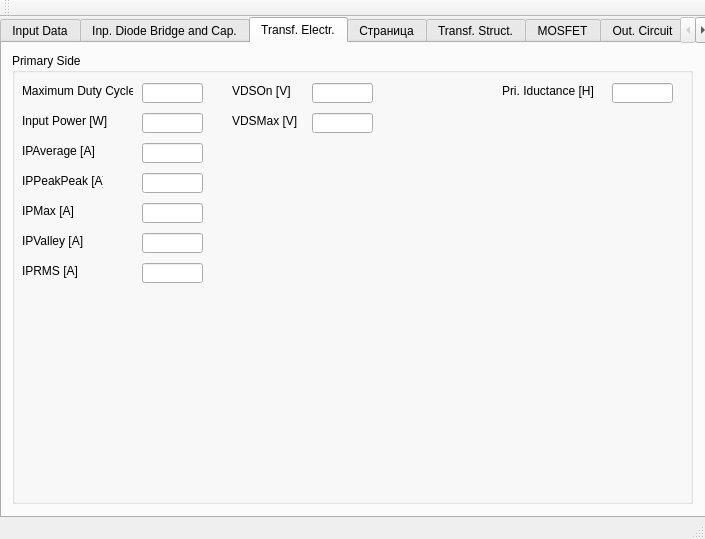
First picture: the form in FLySMPS/FLySMPS.ui, repository aemeltsev/FLySMPS, before the edit.
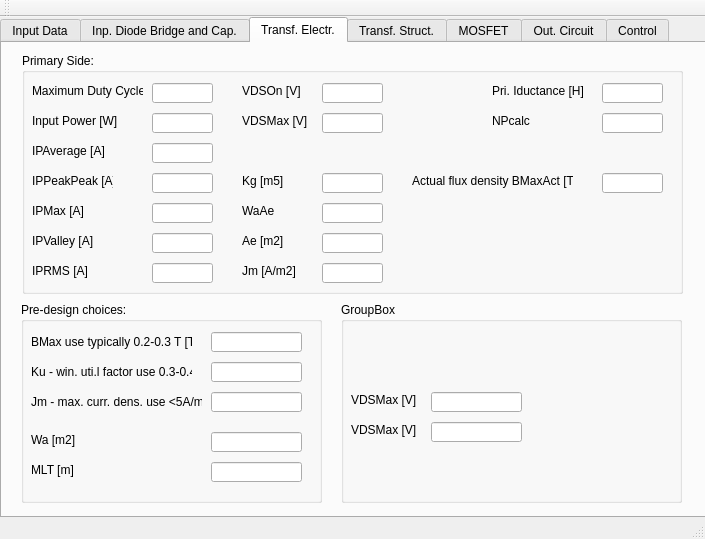
Second picture: the form after the edit.

Commit message:
add FlyTransformer(); prototype methods
add FlyTransformer(); prototype methods

```diff
--- a/FLySMPS/FLySMPS.ui
+++ b/FLySMPS/FLySMPS.ui
@@ -1274,14 +1274,14 @@
      <widget class="QGroupBox" name="groupBox_7">
       <property name="geometry">
        <rect>
-        <x>10</x>
+        <x>20</x>
         <y>10</y>
-        <width>681</width>
-        <height>451</height>
+        <width>661</width>
+        <height>241</height>
        </rect>
       </property>
       <property name="title">
-       <string>Primary Side</string>
+       <string>Primary Side:</string>
       </property>
       <widget class="QLineEdit" name="lineEdit_52">
        <property name="geometry">
@@ -1309,7 +1309,7 @@
       <widget class="QLabel" name="label_53">
        <property name="geometry">
         <rect>
-         <x>490</x>
+         <x>470</x>
          <y>30</y>
          <width>91</width>
          <height>16</height>
@@ -1322,7 +1322,7 @@
       <widget class="QLineEdit" name="lineEdit_51">
        <property name="geometry">
         <rect>
-         <x>600</x>
+         <x>580</x>
          <y>30</y>
          <width>61</width>
          <height>20</height>
@@ -1513,12 +1513,332 @@
         <string>IPRMS [A]</string>
        </property>
       </widget>
+      <widget class="QLineEdit" name="lineEdit_64">
+       <property name="geometry">
+        <rect>
+         <x>300</x>
+         <y>150</y>
+         <width>61</width>
+         <height>20</height>
+        </rect>
+       </property>
+      </widget>
+      <widget class="QLineEdit" name="lineEdit_65">
+       <property name="geometry">
+        <rect>
+         <x>300</x>
+         <y>180</y>
+         <width>61</width>
+         <height>20</height>
+        </rect>
+       </property>
+      </widget>
+      <widget class="QLineEdit" name="lineEdit_66">
+       <property name="geometry">
+        <rect>
+         <x>300</x>
+         <y>210</y>
+         <width>61</width>
+         <height>20</height>
+        </rect>
+       </property>
+      </widget>
+      <widget class="QLabel" name="label_65">
+       <property name="geometry">
+        <rect>
+         <x>220</x>
+         <y>120</y>
+         <width>51</width>
+         <height>16</height>
+        </rect>
+       </property>
+       <property name="text">
+        <string>Kg [m5]</string>
+       </property>
+      </widget>
+      <widget class="QLabel" name="label_66">
+       <property name="geometry">
+        <rect>
+         <x>220</x>
+         <y>180</y>
+         <width>51</width>
+         <height>16</height>
+        </rect>
+       </property>
+       <property name="text">
+        <string>Ae [m2]</string>
+       </property>
+      </widget>
+      <widget class="QLabel" name="label_67">
+       <property name="geometry">
+        <rect>
+         <x>220</x>
+         <y>150</y>
+         <width>41</width>
+         <height>16</height>
+        </rect>
+       </property>
+       <property name="text">
+        <string>WaAe</string>
+       </property>
+      </widget>
+      <widget class="QLabel" name="label_70">
+       <property name="geometry">
+        <rect>
+         <x>220</x>
+         <y>210</y>
+         <width>61</width>
+         <height>16</height>
+        </rect>
+       </property>
+       <property name="text">
+        <string>Jm [A/m2]</string>
+       </property>
+      </widget>
+      <widget class="QLineEdit" name="lineEdit_69">
+       <property name="geometry">
+        <rect>
+         <x>300</x>
+         <y>120</y>
+         <width>61</width>
+         <height>20</height>
+        </rect>
+       </property>
+      </widget>
+      <widget class="QLabel" name="label_71">
+       <property name="geometry">
+        <rect>
+         <x>390</x>
+         <y>120</y>
+         <width>161</width>
+         <height>16</height>
+        </rect>
+       </property>
+       <property name="text">
+        <string>Actual flux density BMaxAct [T]</string>
+       </property>
+      </widget>
+      <widget class="QLineEdit" name="lineEdit_70">
+       <property name="geometry">
+        <rect>
+         <x>580</x>
+         <y>120</y>
+         <width>61</width>
+         <height>20</height>
+        </rect>
+       </property>
+      </widget>
+      <widget class="QLineEdit" name="lineEdit_73">
+       <property name="geometry">
+        <rect>
+         <x>580</x>
+         <y>60</y>
+         <width>61</width>
+         <height>20</height>
+        </rect>
+       </property>
+      </widget>
+      <widget class="QLabel" name="label_74">
+       <property name="geometry">
+        <rect>
+         <x>470</x>
+         <y>60</y>
+         <width>91</width>
+         <height>16</height>
+        </rect>
+       </property>
+       <property name="text">
+        <string>NPcalc</string>
+       </property>
+      </widget>
      </widget>
-    </widget>
-    <widget class="QWidget" name="tab_8">
-     <attribute name="title">
-      <string>Страница</string>
-     </attribute>
+     <widget class="QGroupBox" name="groupBox_8">
+      <property name="geometry">
+       <rect>
+        <x>19</x>
+        <y>259</y>
+        <width>301</width>
+        <height>201</height>
+       </rect>
+      </property>
+      <property name="title">
+       <string>Pre-design choices:</string>
+      </property>
+      <widget class="QLabel" name="label_62">
+       <property name="geometry">
+        <rect>
+         <x>10</x>
+         <y>30</y>
+         <width>161</width>
+         <height>20</height>
+        </rect>
+       </property>
+       <property name="text">
+        <string>BMax use typically 0.2-0.3 T [T]</string>
+       </property>
+      </widget>
+      <widget class="QLineEdit" name="lineEdit_62">
+       <property name="geometry">
+        <rect>
+         <x>190</x>
+         <y>60</y>
+         <width>91</width>
+         <height>20</height>
+        </rect>
+       </property>
+      </widget>
+      <widget class="QLabel" name="label_63">
+       <property name="geometry">
+        <rect>
+         <x>10</x>
+         <y>60</y>
+         <width>161</width>
+         <height>20</height>
+        </rect>
+       </property>
+       <property name="text">
+        <string>Ku - win. uti.l factor use 0.3-0.4</string>
+       </property>
+      </widget>
+      <widget class="QLineEdit" name="lineEdit_63">
+       <property name="geometry">
+        <rect>
+         <x>190</x>
+         <y>90</y>
+         <width>91</width>
+         <height>20</height>
+        </rect>
+       </property>
+      </widget>
+      <widget class="QLabel" name="label_64">
+       <property name="geometry">
+        <rect>
+         <x>10</x>
+         <y>90</y>
+         <width>171</width>
+         <height>20</height>
+        </rect>
+       </property>
+       <property name="text">
+        <string>Jm - max. curr. dens. use &lt;5A/m2</string>
+       </property>
+      </widget>
+      <widget class="QLineEdit" name="lineEdit_61">
+       <property name="geometry">
+        <rect>
+         <x>190</x>
+         <y>30</y>
+         <width>91</width>
+         <height>20</height>
+        </rect>
+       </property>
+      </widget>
+      <widget class="QLabel" name="label_72">
+       <property name="geometry">
+        <rect>
+         <x>10</x>
+         <y>130</y>
+         <width>51</width>
+         <height>16</height>
+        </rect>
+       </property>
+       <property name="text">
+        <string>Wa [m2]</string>
+       </property>
+      </widget>
+      <widget class="QLineEdit" name="lineEdit_71">
+       <property name="geometry">
+        <rect>
+         <x>190</x>
+         <y>130</y>
+         <width>91</width>
+         <height>20</height>
+        </rect>
+       </property>
+      </widget>
+      <widget class="QLabel" name="label_73">
+       <property name="geometry">
+        <rect>
+         <x>10</x>
+         <y>160</y>
+         <width>51</width>
+         <height>16</height>
+        </rect>
+       </property>
+       <property name="text">
+        <string>MLT [m]</string>
+       </property>
+      </widget>
+      <widget class="QLineEdit" name="lineEdit_72">
+       <property name="geometry">
+        <rect>
+         <x>190</x>
+         <y>160</y>
+         <width>91</width>
+         <height>20</height>
+        </rect>
+       </property>
+      </widget>
+     </widget>
+     <widget class="QGroupBox" name="groupBox_9">
+      <property name="geometry">
+       <rect>
+        <x>339</x>
+        <y>259</y>
+        <width>341</width>
+        <height>201</height>
+       </rect>
+      </property>
+      <property name="title">
+       <string>GroupBox</string>
+      </property>
+      <widget class="QLineEdit" name="lineEdit_67">
+       <property name="geometry">
+        <rect>
+         <x>90</x>
+         <y>90</y>
+         <width>91</width>
+         <height>20</height>
+        </rect>
+       </property>
+      </widget>
+      <widget class="QLineEdit" name="lineEdit_68">
+       <property name="geometry">
+        <rect>
+         <x>90</x>
+         <y>120</y>
+         <width>91</width>
+         <height>20</height>
+        </rect>
+       </property>
+      </widget>
+      <widget class="QLabel" name="label_68">
+       <property name="geometry">
+        <rect>
+         <x>10</x>
+         <y>90</y>
+         <width>71</width>
+         <height>16</height>
+        </rect>
+       </property>
+       <property name="text">
+        <string>VDSMax [V]</string>
+       </property>
+      </widget>
+      <widget class="QLabel" name="label_69">
+       <property name="geometry">
+        <rect>
+         <x>10</x>
+         <y>120</y>
+         <width>71</width>
+         <height>16</height>
+        </rect>
+       </property>
+       <property name="text">
+        <string>VDSMax [V]</string>
+       </property>
+      </widget>
+     </widget>
     </widget>
     <widget class="QWidget" name="tab_6">
      <attribute name="title">
```
The commit also changes 1 other file.
